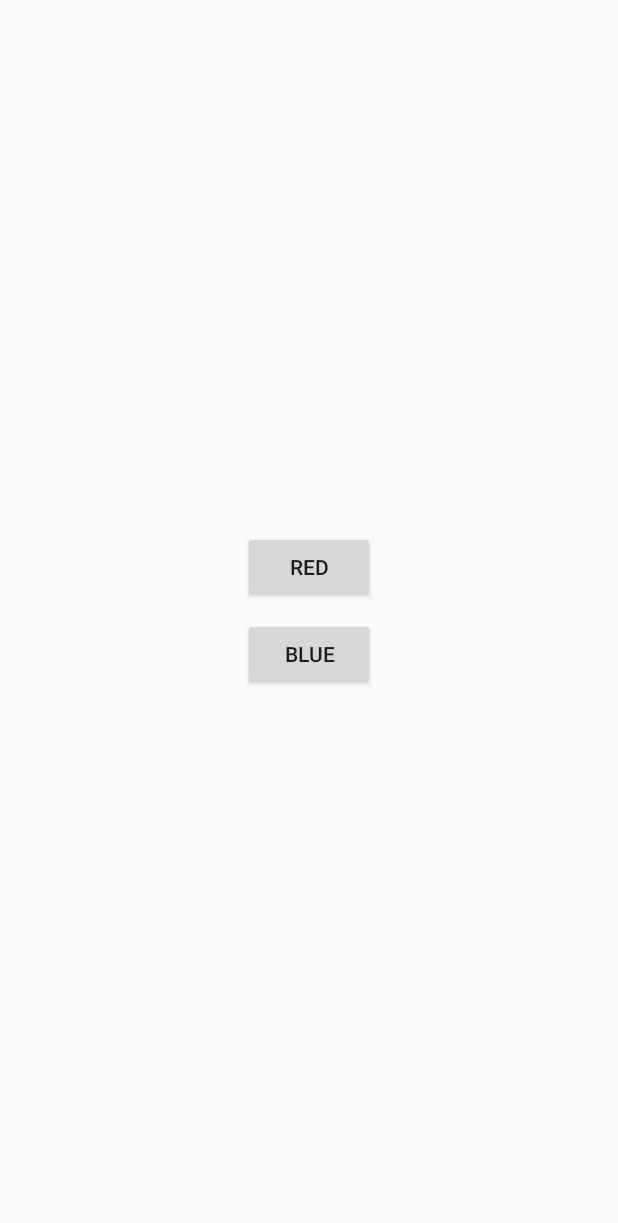
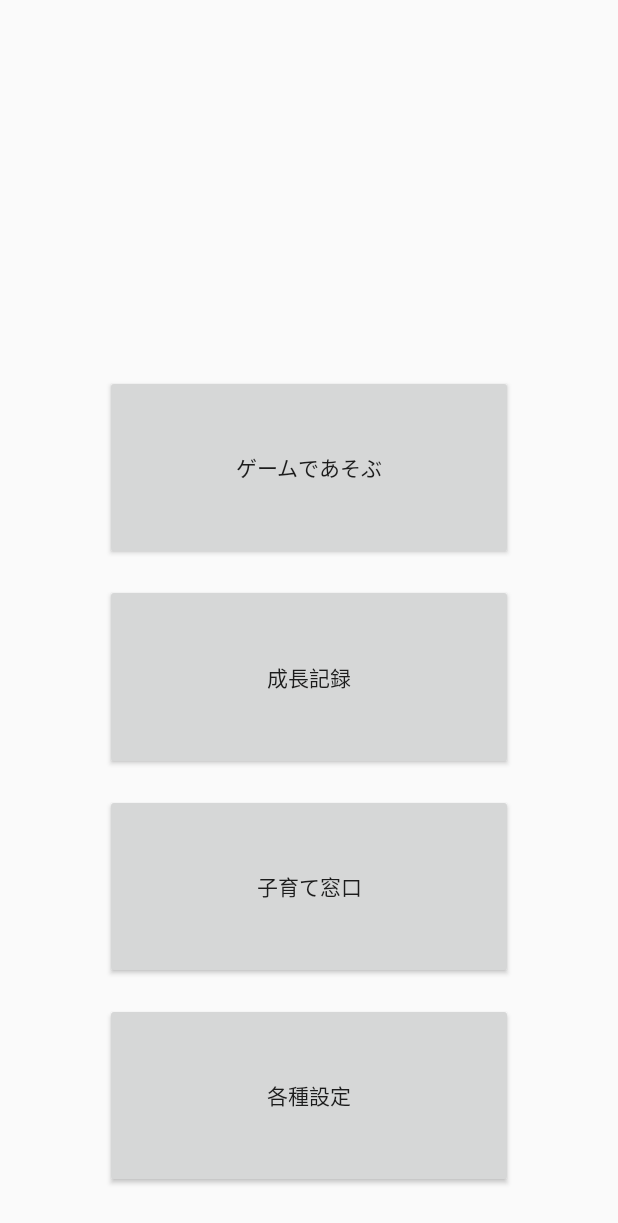
Before and after one commit to 007-kut/2018_SoftwareEngineering, an Android app: the screen it shows after launch (MainActivity), on a phone screen of 412 x 824 dp. Shown: the top 1223 px of the screen. Run offline under Robolectric (Android 15) with nearby library versions, the phone set to English and light mode, and no system bars.

Commit message:
ゲーム機能の途中遷移までできました

```diff
--- a/007app/app/build.gradle
+++ b/007app/app/build.gradle
@@ -4,7 +4,7 @@ android {
     compileSdkVersion 28
     defaultConfig {
         applicationId "com.example.kut003.a007app"
-        minSdkVersion 23
+        minSdkVersion 21
         targetSdkVersion 28
         versionCode 1
         versionName "1.0"
--- a/007app/app/src/main/java/com/example/kut003/a007app/MainActivity.java
+++ b/007app/app/src/main/java/com/example/kut003/a007app/MainActivity.java
@@ -1,3 +1,4 @@
+//機能設定画面(図2)
 package com.example.kut003.a007app;
 
 import android.app.Activity;
@@ -15,23 +16,44 @@ public class MainActivity extends Activity {
 
         setContentView(R.layout.activity_main);
 
-        final Button button1 = findViewById(R.id.button_1);
-        button1.setOnClickListener(new View.OnClickListener() {
+        //ゲーム
+        final Button button_game = findViewById(R.id.button_game);
+        button_game.setOnClickListener(new View.OnClickListener() {
             public void onClick(View view) {
-                Log.d("debug", "button1, Perform action on click");
-                Intent intent = new Intent(getApplication(), SubActivity1.class);
+                Log.d("debug","button_game, Perform action on click");
+                Intent intent = new Intent(getApplication(), ChooseGame.class);
                 startActivity(intent);
             }
         });
 
-        final Button button2 = findViewById(R.id.button_2);
-        button2.setOnClickListener(new View.OnClickListener() {
+        //成長記録
+        final Button button_grow = findViewById(R.id.button_grow);
+        button_grow.setOnClickListener(new View.OnClickListener() {
             public void onClick(View view) {
-                Log.d("debug","button2, Perform action on click");
+                Log.d("debug","button_grow, Perform action on click");
                 Intent intent = new Intent(getApplication(), SubActivity2.class);
                 startActivity(intent);
             }
         });
 
+        //子育て窓口
+        final Button button_wind = findViewById(R.id.button_wind);
+        button_wind.setOnClickListener(new View.OnClickListener() {
+            public void onClick(View view) {
+                Log.d("debug","button_wind, Perform action on click");
+                Intent intent = new Intent(getApplication(), SubActivity2.class);
+                startActivity(intent);
+            }
+        });
+
+        //設定
+        final Button button_setting = findViewById(R.id.button_setting);
+        button_setting.setOnClickListener(new View.OnClickListener() {
+            public void onClick(View view) {
+                Log.d("debug","button_wind, Perform action on click");
+                Intent intent = new Intent(getApplication(), SubActivity2.class);
+                startActivity(intent);
+            }
+        });
     }
 }
--- a/007app/app/src/main/res/layout/activity_main.xml
+++ b/007app/app/src/main/res/layout/activity_main.xml
@@ -1,23 +1,72 @@
 <?xml version="1.0" encoding="utf-8"?>
-<LinearLayout xmlns:android="http://schemas.android.com/apk/res/android"
+<android.support.constraint.ConstraintLayout xmlns:android="http://schemas.android.com/apk/res/android"
+    xmlns:app="http://schemas.android.com/apk/res-auto"
     xmlns:tools="http://schemas.android.com/tools"
     android:layout_width="match_parent"
     android:layout_height="match_parent"
+    android:gravity="center"
     android:orientation="vertical"
-    android:gravity="center"
     tools:context=".MainActivity">
 
     <Button
-        android:id="@+id/button_1"
-        android:layout_width="wrap_content"
-        android:layout_height="wrap_content"
-        android:text="RED" />
+        android:id="@+id/button_game"
+        android:layout_width="0dp"
+        android:layout_height="0dp"
+        android:layout_marginLeft="70dp"
+        android:layout_marginTop="250dp"
+        android:layout_marginRight="70dp"
+        android:layout_marginBottom="8dp"
+        android:text="@string/game"
+        app:layout_constraintBottom_toTopOf="@+id/button_grow"
+        app:layout_constraintHorizontal_bias="1.0"
+        app:layout_constraintLeft_toLeftOf="parent"
+        app:layout_constraintRight_toRightOf="parent"
+        app:layout_constraintTop_toTopOf="parent"
+        app:layout_constraintVertical_bias="0.646" />
 
     <Button
-        android:id="@+id/button_2"
-        android:layout_width="wrap_content"
-        android:layout_height="wrap_content"
-        android:layout_margin="10dp"
-        android:text="BLUE" />
+        android:id="@+id/button_grow"
+        android:layout_width="0dp"
+        android:layout_height="0dp"
+        android:layout_marginLeft="70dp"
+        android:layout_marginTop="8dp"
+        android:layout_marginRight="70dp"
+        android:layout_marginBottom="8dp"
+        android:text="@string/grow"
+        app:layout_constraintBottom_toTopOf="@+id/button_wind"
+        app:layout_constraintHorizontal_bias="0.0"
+        app:layout_constraintLeft_toLeftOf="parent"
+        app:layout_constraintRight_toRightOf="parent"
+        app:layout_constraintTop_toBottomOf="@+id/button_game" />
 
-</LinearLayout>
+    <Button
+        android:id="@+id/button_wind"
+        android:layout_width="0dp"
+        android:layout_height="0dp"
+        android:layout_marginLeft="70dp"
+        android:layout_marginTop="8dp"
+        android:layout_marginRight="70dp"
+        android:layout_marginBottom="8dp"
+        android:text="@string/wind"
+        app:layout_constraintBottom_toTopOf="@+id/button_setting"
+        app:layout_constraintHorizontal_bias="0.0"
+        app:layout_constraintLeft_toLeftOf="parent"
+        app:layout_constraintRight_toRightOf="parent"
+        app:layout_constraintTop_toBottomOf="@+id/button_grow" />
+
+    <Button
+        android:id="@+id/button_setting"
+        android:layout_width="0dp"
+        android:layout_height="0dp"
+        android:layout_marginLeft="70dp"
+        android:layout_marginTop="8dp"
+        android:layout_marginRight="70dp"
+        android:layout_marginBottom="32dp"
+        android:text="@string/setting"
+        app:layout_constraintBottom_toBottomOf="parent"
+        app:layout_constraintHorizontal_bias="1.0"
+        app:layout_constraintLeft_toLeftOf="parent"
+        app:layout_constraintRight_toRightOf="parent"
+        app:layout_constraintTop_toBottomOf="@+id/button_wind" />
+
+</android.support.constraint.ConstraintLayout>
--- a/007app/app/src/main/res/values/strings.xml
+++ b/007app/app/src/main/res/values/strings.xml
@@ -5,7 +5,18 @@
         <string name="sub">Sub Activity</string>
         <string name="return_sub">RETURN</string>
         <string name="red">赤</string>
-        <string name="blue">青</string>
+        <string name="blue">これ以降は未完成やわ</string>
         <string name="yellow">黄</string>string>
         <string name="home">ホームへ</string>string>
+
+        //メイン画面(図2)
+        <string name="game">ゲームであそぶ</string>string>
+        <string name="grow">成長記録</string>string>
+        <string name="wind">子育て窓口</string>string>
+        <string name="setting">各種設定</string>string>
+
+        //ゲーム選択画面(図3)
+        <string name="art">おえかき</string>string>
+        <string name="buy">おつかい</string>string>
+        <string name="back">もどる</string>string>
 </resources>
```
Also changed, not shown: 007app/app/src/main/AndroidManifest.xml (+16 -6 lines), 007app/app/src/main/java/com/example/kut003/a007app/ChooseArt.java (added, +55 -0 lines), 007app/app/src/main/java/com/example/kut003/a007app/ChooseGame.java (added, +46 -0 lines), 007app/app/src/main/java/com/example/kut003/a007app/PassGame.java (renamed from 007app/app/src/main/java/com/example/kut003/a007app/SubActivity3.java, +5 -4 lines), 007app/app/src/main/java/com/example/kut003/a007app/SubActivity1.java (deleted, +0 -43 lines), 007app/app/src/main/res/layout/activity_sub1.xml (deleted, +0 -51 lines), 007app/app/src/main/res/layout/choose_art.xml (added, +68 -0 lines), 007app/app/src/main/res/layout/choose_game.xml (added, +56 -0 lines), 007app/app/src/main/res/layout/pass_game.xml (renamed from 007app/app/src/main/res/layout/activity_sub3.xml, +9 -7 lines).
